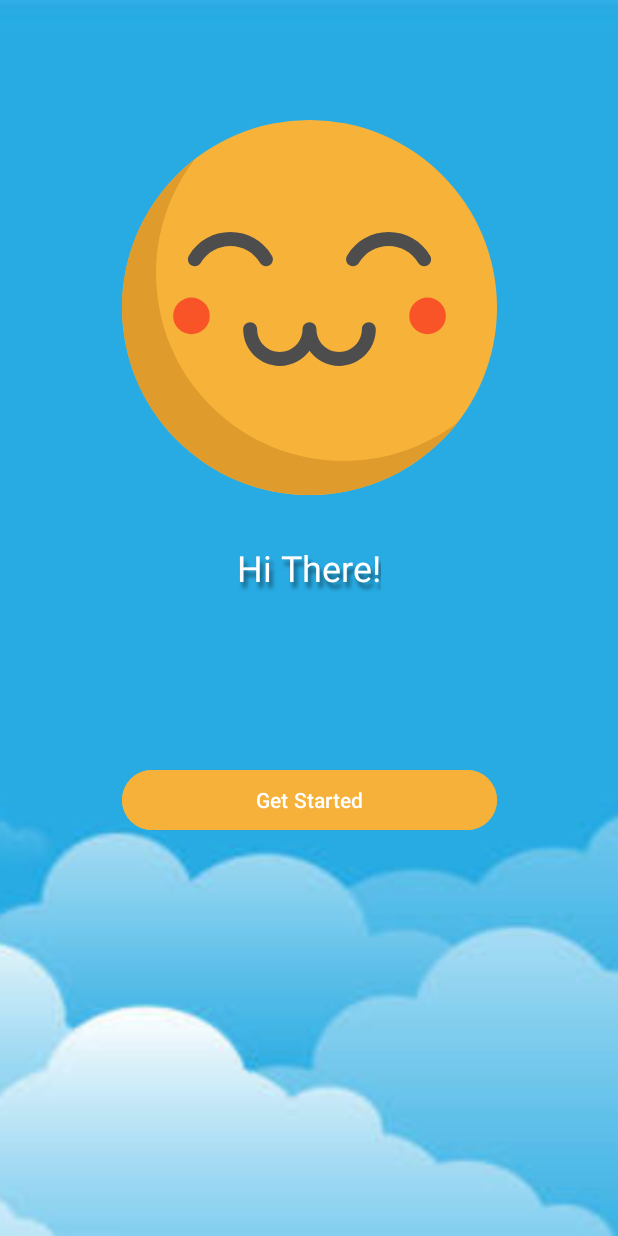
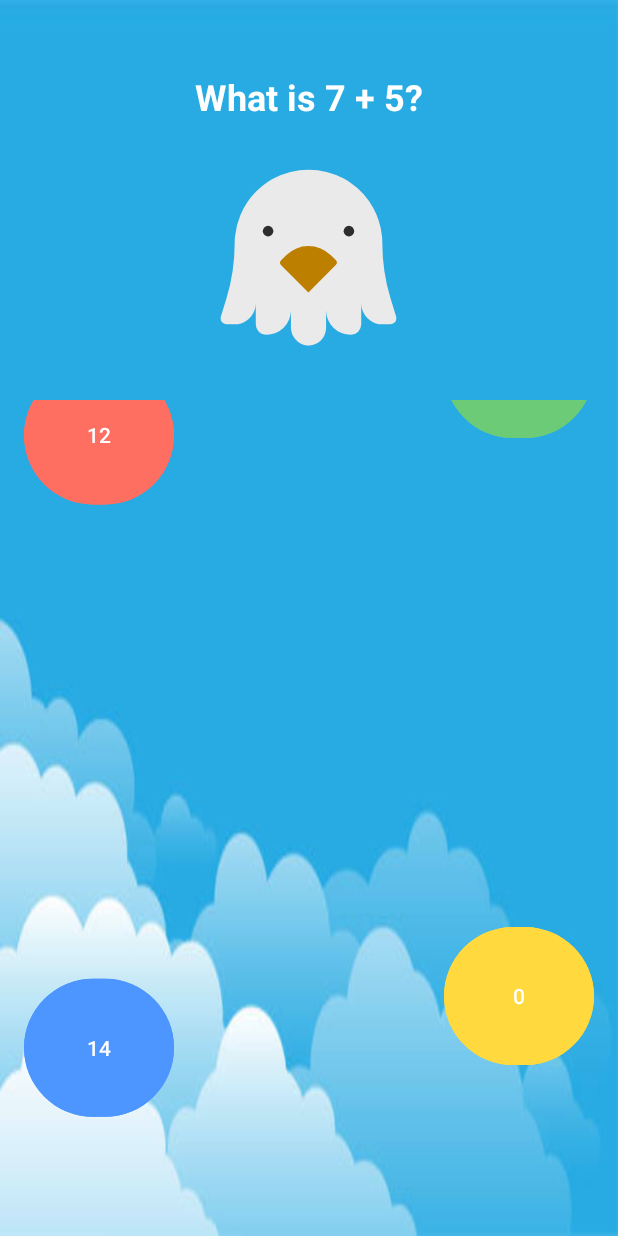
Before and after one commit to varunvaliveti/WakeBuddy, an Android app: the screen it shows after launch (MainActivity), on a phone screen of 412 x 824 dp. Run offline under Robolectric (Android 15) with nearby library versions, the phone set to English and light mode, and no system bars.

Commit message:
WIP: working on math alarm

```diff
--- a/app/src/main/java/edu/sjsu/android/wakebuddy/math_alarm.java
+++ b/app/src/main/java/edu/sjsu/android/wakebuddy/math_alarm.java
@@ -1,12 +1,24 @@
 package edu.sjsu.android.wakebuddy;
-
 import android.os.Bundle;
-
 import androidx.fragment.app.Fragment;
-
 import android.view.LayoutInflater;
 import android.view.View;
 import android.view.ViewGroup;
+import android.view.animation.AccelerateDecelerateInterpolator;
+import android.view.animation.Animation;
+import android.view.animation.BounceInterpolator;
+import android.view.animation.TranslateAnimation;
+import android.widget.TextView;
+import android.widget.Toast;
+import android.widget.Button;
+import java.util.ArrayList;
+import java.util.Collections;
+import java.util.Random;
+import android.view.animation.AnimationSet;
+import android.animation.AnimatorSet;
+import android.animation.ObjectAnimator;
+import android.animation.ValueAnimator;
+import android.view.animation.LinearInterpolator;
 
 /**
  * A simple {@link Fragment} subclass.
@@ -27,7 +39,149 @@ public class math_alarm extends Fragment {
     @Override
     public View onCreateView(LayoutInflater inflater, ViewGroup container,
                              Bundle savedInstanceState) {
-        // Inflate the layout for this fragment
-        return inflater.inflate(R.layout.math_alarm, container, false);
+        View view = inflater.inflate(R.layout.math_alarm, container, false);
+
+        TextView questionText = view.findViewById(R.id.questionText);
+        Button[] balloons = new Button[4];
+        balloons[0] = view.findViewById(R.id.balloon1);
+        balloons[1] = view.findViewById(R.id.balloon2);
+        balloons[2] = view.findViewById(R.id.balloon3);
+        balloons[3] = view.findViewById(R.id.balloon4);
+
+        Random rand = new Random();
+        int a = rand.nextInt(10) + 1;
+        int b = rand.nextInt(10) + 1;
+        char[] ops = {'+', '-', '*'};
+        char op = ops[rand.nextInt(ops.length)];
+
+        int correctAnswer;
+        switch (op) {
+            case '+':
+                correctAnswer = a + b;
+                break;
+            case '-':
+                correctAnswer = a - b;
+                break;
+            default:
+                correctAnswer = a * b;
+                break;
+        }
+
+
+        questionText.setText("What is " + a + " " + op + " " + b + "?");
+
+        ArrayList<Integer> answers = new ArrayList<>();
+        answers.add(correctAnswer);
+        while (answers.size() < 4) {
+            int fake = rand.nextInt(20);
+            if (!answers.contains(fake)) answers.add(fake);
+        }
+
+        Collections.shuffle(answers);
+
+        for (int i = 0; i < 4; i++) {
+            balloons[i].setText(String.valueOf(answers.get(i)));
+            int selected = answers.get(i);
+            balloons[i].setOnClickListener(v -> {
+                if (selected == correctAnswer) {
+                    // TODO: Stop alarm service or media player here
+                    Toast.makeText(getContext(), "Correct! Alarm stopped!", Toast.LENGTH_SHORT).show();
+                    requireActivity().finish(); // or navController.popBackStack() if you're using Navigation
+                } else {
+                    Toast.makeText(getContext(), "Wrong answer!", Toast.LENGTH_SHORT).show();
+                }
+            });
+        }
+        /*
+        floatBalloonDrifty(balloons[0], 0);
+        floatBalloonDrifty(balloons[1], 200);
+        floatBalloonDrifty(balloons[2], 400);
+        floatBalloonDrifty(balloons[3], 600);
+
+        floatAround(balloons[0], 0f, 0f, 0);
+        floatAround(balloons[1], 50f, 0f, 300);
+        floatAround(balloons[2], -50f, 0f, 600);
+        floatAround(balloons[3], 0f, 100f, 900);
+        */
+        loopBounce(balloons[0], 100f, 1500);
+        loopBounce(balloons[1], 120f, 1800);
+        loopBounce(balloons[2], 90f, 1700);
+        loopBounce(balloons[3], 110f, 1600);
+
+        return view;
     }
+
+    private void loopBounce(View balloon, float distance, long duration) {
+        balloon.animate()
+                .translationYBy(-distance)
+                .setDuration(duration)
+                .withEndAction(() -> balloon.animate()
+                        .translationYBy(distance)
+                        .setDuration(duration)
+                        .withEndAction(() -> loopBounce(balloon, distance, duration))
+                        .start()
+                ).start();
+    }
+
+    /*
+    private void floatBalloon(View balloon, long delay) {
+        TranslateAnimation anim = new TranslateAnimation(
+                0, 0,    // X from/to
+                0, -250  // Y from 0 to -150 pixels (higher bounce)
+        );
+        anim.setDuration(1000); // faster bounce
+        anim.setRepeatMode(TranslateAnimation.REVERSE);
+        anim.setRepeatCount(Animation.INFINITE);
+        anim.setStartOffset(delay); // optional stagger
+        anim.setInterpolator(new BounceInterpolator()); // bounce effect!
+        balloon.startAnimation(anim);
+    }
+
+    private void floatBalloonDrifty(View balloon, long delay) {
+        AnimationSet set = new AnimationSet(true);
+
+        // Vertical Bounce
+        TranslateAnimation upDown = new TranslateAnimation(0, 0, 0, -150);
+        upDown.setDuration(1500);
+        upDown.setRepeatMode(Animation.REVERSE);
+        upDown.setRepeatCount(Animation.INFINITE);
+        upDown.setStartOffset(delay);
+        upDown.setInterpolator(new BounceInterpolator());
+
+        // Horizontal Sway
+        TranslateAnimation sideToSide = new TranslateAnimation(-30, 30, 0, 0);
+        sideToSide.setDuration(2000);
+        sideToSide.setRepeatMode(Animation.REVERSE);
+        sideToSide.setRepeatCount(Animation.INFINITE);
+        sideToSide.setStartOffset(delay + 200);
+        sideToSide.setInterpolator(new AccelerateDecelerateInterpolator());
+
+        // Combine both
+        set.addAnimation(upDown);
+        set.addAnimation(sideToSide);
+
+        balloon.startAnimation(set);
+    }
+
+    private void floatAround(View balloon, float startX, float startY, long delay) {
+        // Animate Y (up/down drift)
+        ObjectAnimator animatorY = ObjectAnimator.ofFloat(balloon, "translationY", startY, startY - 200, startY);
+        animatorY.setDuration(3000);
+        animatorY.setRepeatCount(ValueAnimator.INFINITE);
+        animatorY.setRepeatMode(ValueAnimator.REVERSE);
+        animatorY.setInterpolator(new AccelerateDecelerateInterpolator());
+
+        // Animate X (left/right drift)
+        ObjectAnimator animatorX = ObjectAnimator.ofFloat(balloon, "translationX", startX, startX + 100, startX - 100, startX);
+        animatorX.setDuration(4000);
+        animatorX.setRepeatCount(ValueAnimator.INFINITE);
+        animatorX.setRepeatMode(ValueAnimator.REVERSE);
+        animatorX.setInterpolator(new LinearInterpolator());
+
+        AnimatorSet set = new AnimatorSet();
+        set.playTogether(animatorX, animatorY);
+        set.setStartDelay(delay);
+        set.start();
+    }
+    */
 }
--- a/app/src/main/res/layout/math_alarm.xml
+++ b/app/src/main/res/layout/math_alarm.xml
@@ -1,14 +1,81 @@
 <?xml version="1.0" encoding="utf-8"?>
-<FrameLayout xmlns:android="http://schemas.android.com/apk/res/android"
-    xmlns:tools="http://schemas.android.com/tools"
+<LinearLayout
+    xmlns:android="http://schemas.android.com/apk/res/android"
     android:layout_width="match_parent"
     android:layout_height="match_parent"
-    tools:context=".math_alarm">
+    android:orientation="vertical"
+    android:gravity="center_horizontal"
+    android:padding="16dp"
+    android:background="@drawable/sky">
 
-    <!-- TODO: Update blank fragment layout -->
+    <!-- Question -->
     <TextView
+        android:id="@+id/questionText"
+        android:layout_width="wrap_content"
+        android:layout_height="wrap_content"
+        android:text="What is 5 + 3?"
+        android:textSize="24sp"
+        android:textStyle="bold"
+        android:textColor="@color/white"
+        android:layout_marginTop="32dp"
+        android:layout_marginBottom="16dp"/>
+
+    <!-- Eagle stays below question -->
+    <ImageView
+        android:id="@+id/eagleImg"
+        android:layout_width="150dp"
+        android:layout_height="150dp"
+        android:layout_marginBottom="20dp"
+        android:scaleType="fitCenter"
+        android:src="@drawable/eagle"
+        android:contentDescription="@null"
+        />
+
+    <!-- Balloons -->
+    <FrameLayout
         android:layout_width="match_parent"
-        android:layout_height="match_parent"
-        android:text="@string/fragment_for_setting_math_alarm" />
+        android:layout_height="0dp"
+        android:layout_weight="1">
 
-</FrameLayout>
+        <!-- Balloon 1 -->
+        <Button
+            android:id="@+id/balloon1"
+            android:layout_width="100dp"
+            android:layout_height="100dp"
+            android:layout_gravity="start|top"
+            android:text="8"
+            android:backgroundTint="#FF6F61"
+            android:textColor="#FFFFFF" />
+
+        <!-- Balloon 2 -->
+        <Button
+            android:id="@+id/balloon2"
+            android:layout_width="100dp"
+            android:layout_height="100dp"
+            android:layout_gravity="end|top"
+            android:text="10"
+            android:backgroundTint="#6BCB77"
+            android:textColor="#FFFFFF" />
+
+        <!-- Balloon 3 -->
+        <Button
+            android:id="@+id/balloon3"
+            android:layout_width="100dp"
+            android:layout_height="100dp"
+            android:layout_gravity="start|bottom"
+            android:text="6"
+            android:backgroundTint="#4D96FF"
+            android:textColor="#FFFFFF" />
+
+        <!-- Balloon 4 -->
+        <Button
+            android:id="@+id/balloon4"
+            android:layout_width="100dp"
+            android:layout_height="100dp"
+            android:layout_gravity="end|bottom"
+            android:text="9"
+            android:backgroundTint="#FFD93D"
+            android:textColor="#FFFFFF"
+            android:layout_marginBottom="40dp" />
+    </FrameLayout>
+</LinearLayout>
--- a/app/src/main/res/navigation/nav.xml
+++ b/app/src/main/res/navigation/nav.xml
@@ -3,7 +3,7 @@
     xmlns:app="http://schemas.android.com/apk/res-auto"
     xmlns:tools="http://schemas.android.com/tools"
     android:id="@+id/nav"
-    app:startDestination="@id/welcomeFragment">
+    app:startDestination="@id/math_alarm">
 
     <fragment
         android:id="@+id/welcomeFragment"
@@ -31,4 +31,8 @@
         android:name="edu.sjsu.android.wakebuddy.AddAlarmFragment"
         android:label="fragment_add_alarm"
         tools:layout="@layout/fragment_add_alarm" />
+    <fragment
+        android:id="@+id/math_alarm"
+        android:name="edu.sjsu.android.wakebuddy.math_alarm"
+        android:label="math_alarm" />
 </navigation>
```
